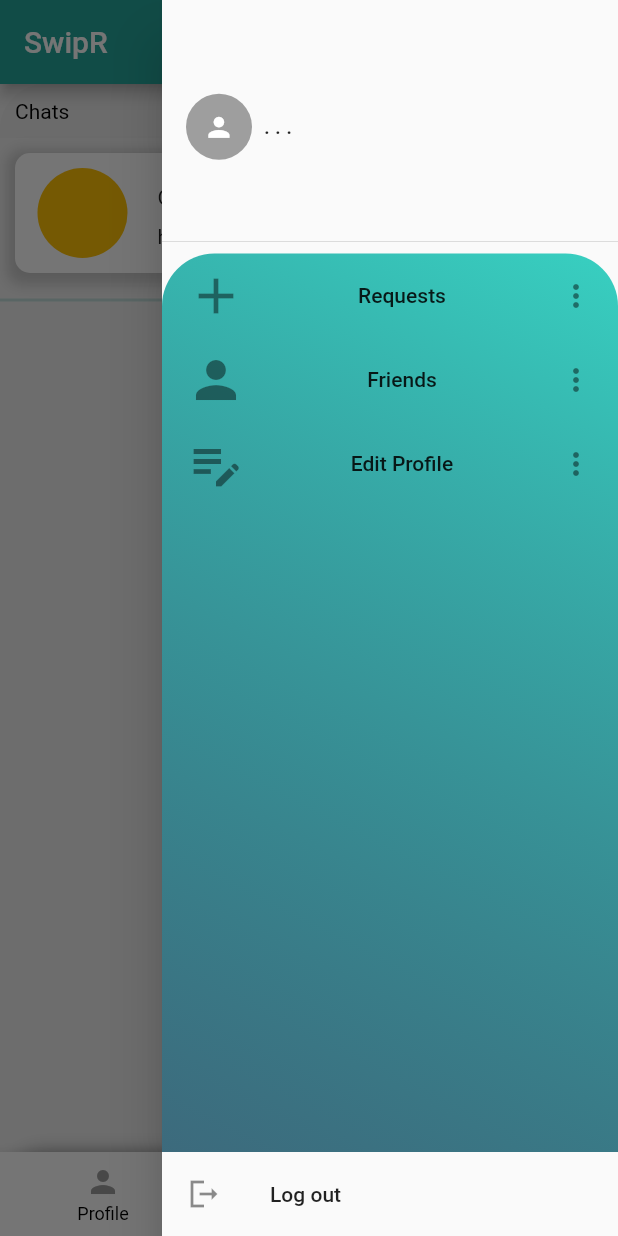
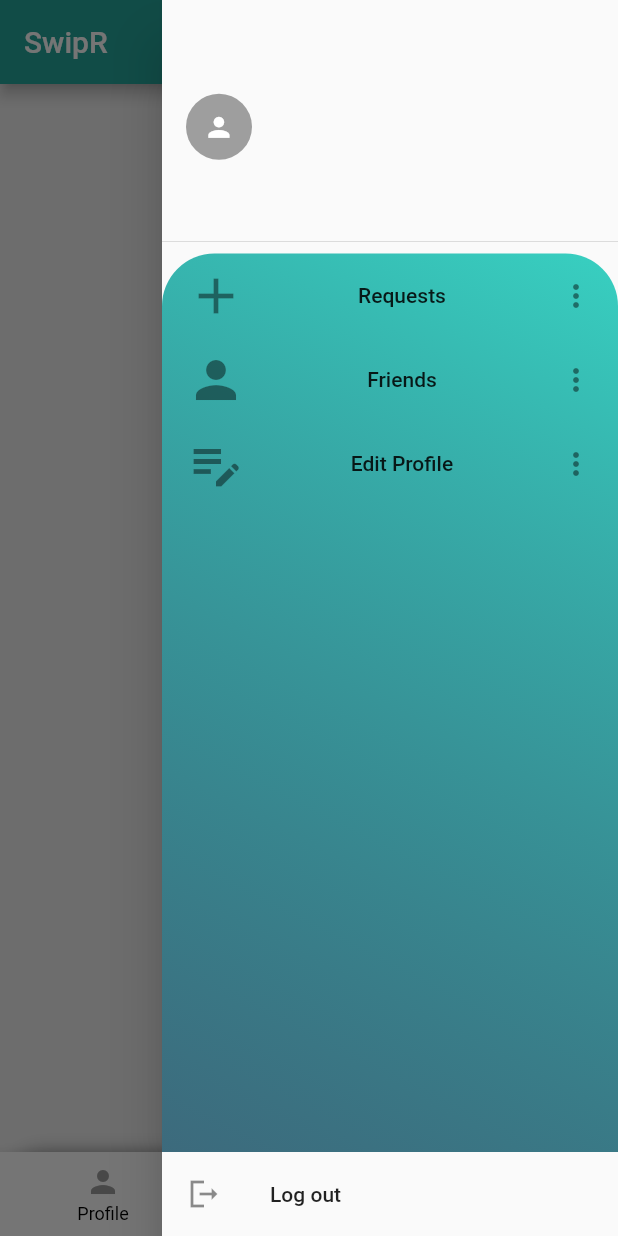
Before and after one commit to seannpenn/Team3-Swiper-app, a Flutter app: the screen it shows once a user with an empty profile is signed in, item 3 of the bottom bar chosen, with the side drawer open, on a phone screen of 412 x 824 dp. Run offline on Flutter 3.47's test engine with Material 2 defaults, Android fonts, the phone set to English and light mode, and no system bars; our stand-ins replace cloud_firestore, firebase_auth, firebase_core, firebase_storage, get_it, image_picker; missing offline and left inert: swipable_stack; accounts and stored records are empty.

Commit message:
chat home screen update

```diff
--- a/lib/src/controllers/user_controller.dart
+++ b/lib/src/controllers/user_controller.dart
@@ -8,20 +8,25 @@ import 'package:swiper_app/src/models/chat_user_model.dart';
 class UserController with ChangeNotifier {
 
   late StreamSubscription _userSub;
+  late StreamSubscription _threadSub;
   List<ChatUser> users = [];
+  List<ChatUser> threads = [];
 
   UserController() {
     _userSub = ChatUser.appUsers().listen(userCountHandler);
+    _threadSub = ChatUser.currentThreads().listen(userCountHandler);
   }
 
   @override
   void dispose() {
     _userSub.cancel();
+    _threadSub.cancel();
     super.dispose();
   }
 
   userCountHandler(List<ChatUser> update) {
     users = update;
+    threads = update;
     notifyListeners();
   }
 
--- a/lib/src/models/chat_user_model.dart
+++ b/lib/src/models/chat_user_model.dart
@@ -1,4 +1,6 @@
 import 'package:cloud_firestore/cloud_firestore.dart';
+import 'package:firebase_auth/firebase_auth.dart';
+import 'package:swiper_app/src/models/chat_message_model.dart';
 
 class ChatUser {
   final String uid, username, email, image, bio;
@@ -48,11 +50,7 @@ class ChatUser {
         'username': username,
         'email': email,
         'image': image,
-<<<<<<< HEAD
-        'bio' : bio,
-=======
         'bio': bio,
->>>>>>> seanpen
         'friends': friends,
         'request': request,
         'created': created,
@@ -93,8 +91,6 @@ class ChatUser {
     });
   }
 
-<<<<<<< HEAD
-=======
   Future addBio(String userBio) {
     return FirebaseFirestore.instance
         .collection('users')
@@ -102,7 +98,12 @@ class ChatUser {
         .update({"bio": userBio});
   }
 
->>>>>>> seanpen
+  Future sendMessageTest({required String message, required String receiptUser}) {
+    return FirebaseFirestore.instance.collection('users').doc(uid).collection('chats').doc(receiptUser).collection('messages').add(ChatMessage(
+            sentBy: FirebaseAuth.instance.currentUser!.uid, message: message,)
+        .json);
+  }
+
   static Stream<ChatUser> fromUidStream({required String uid}) {
     return FirebaseFirestore.instance
         .collection('users')
@@ -126,4 +127,11 @@ class ChatUser {
         .snapshots()
         .map(ChatUser.fromQuerySnap);
   }
+
+   static Stream<List<ChatUser>> currentThreads() {
+    return FirebaseFirestore.instance
+      .collection('users').doc(FirebaseAuth.instance.currentUser!.uid).collection('chats')
+      .snapshots()
+      .map(ChatUser.fromQuerySnap);
+   }
 }
--- a/lib/src/screens/chat/chat_home_screen.dart
+++ b/lib/src/screens/chat/chat_home_screen.dart
@@ -1,10 +1,12 @@
 import 'package:flutter/material.dart';
 import 'package:swiper_app/src/controllers/chat_controller.dart';
 import 'package:swiper_app/src/controllers/navigation/navigation_service.dart';
+import 'package:swiper_app/src/controllers/user_controller.dart';
 import 'package:swiper_app/src/models/chat_user_model.dart';
 import 'package:swiper_app/src/screens/chat/chat_screen.dart';
 
 import 'package:swiper_app/src/widgets/chat_card.dart';
+import 'package:swiper_app/src/widgets/thread_card.dart';
 
 import '../../../service_locators.dart';
 
@@ -18,7 +20,7 @@ class ChatHomeScreen extends StatefulWidget {
 
 class _ChatHomeScreenState extends State<ChatHomeScreen> {
   final ChatController _chatController = ChatController();
-
+  final UserController _userController = UserController();
   final ScrollController _scrollController = ScrollController();
   ChatCard? card;
   // int _selectedIndex = 0;
@@ -55,107 +57,25 @@ class _ChatHomeScreenState extends State<ChatHomeScreen> {
     return Scaffold(
       backgroundColor: Colors.grey[200],
       resizeToAvoidBottomInset: true,
-      body: SizedBox(
+      body: Container(
+        padding:
+            const EdgeInsets.only(left: 20, right: 20, top: 10, bottom: 10),
         height: MediaQuery.of(context).size.height,
         width: MediaQuery.of(context).size.width,
-        child: Stack(children: [
-          SingleChildScrollView(
-            // padding: const EdgeInsets.all(8),
-            controller: _scrollController,
-            child: Column(
-              children: [
-                Container(
-                  padding: EdgeInsets.all(10),
-                  // height: sizeV * 10,
-                  decoration: const BoxDecoration(
-                    color: Color.fromARGB(5, 0, 0, 0),
-                    borderRadius: BorderRadius.only(
-                      topLeft: Radius.circular(30),
-                      topRight: Radius.circular(30),
-                    ),
-                  ),
-                  child: Row(
-                    children: const [
-                      Text(
-                        'Chats',
-                        style: TextStyle(
-                          color: Color.fromARGB(255, 0, 0, 0),
-                        ),
-                      ),
+        child: Column(
+          children: [
+            AnimatedBuilder(
+                animation: _chatController,
+                builder: (context, Widget? w) {
+                  return Column(
+                    children: [
+                      for (ChatUser threads in _userController.threads)
+                        ThreadCard(user: threads,)
                     ],
-                  ),
-                ),
-                Padding(
-                  padding: const EdgeInsets.all(10.0),
-                  child: InkWell(
-                    splashColor: Colors.teal,
-                    onTap: () {
-                      locator<NavigationService>()
-                          .replaceLastRouteStackRecord(ChatScreen.route);
-
-                      Navigator.push(
-                        context,
-                        MaterialPageRoute(
-                            builder: (context) => const ChatScreen()),
-                      );
-                    },
-                    child: Container(
-                      padding: const EdgeInsets.fromLTRB(10, 10, 10, 10),
-                      decoration: BoxDecoration(
-                        color: Colors.white,
-                        borderRadius: const BorderRadius.all(
-                          Radius.circular(10),
-                        ),
-                        boxShadow: [
-                          BoxShadow(
-                            color: Colors.grey.withOpacity(0.5),
-                            spreadRadius: 5,
-                            blurRadius: 7,
-                            offset: const Offset(0, 3),
-                          )
-                        ],
-                      ),
-                      child: Row(
-                        children: [
-                          Padding(
-                            padding: const EdgeInsets.only(
-                              left: 5,
-                              right: 20,
-                            ),
-                            child: Container(
-                              width: 60,
-                              height: 60,
-                              decoration: const BoxDecoration(
-                                  shape: BoxShape.circle, color: Colors.amber),
-                            ),
-                          ),
-                          Column(
-                            crossAxisAlignment: CrossAxisAlignment.start,
-                            children: [
-                              const Padding(
-                                padding: EdgeInsets.only(top: 5),
-                                child: Text('Global Chat'),
-                              ),
-                              Container(
-                                width: 60,
-                                padding: const EdgeInsets.only(top: 10.0),
-                                child: const Text(
-                                  'hello',
-                                  overflow: TextOverflow.ellipsis,
-                                ),
-                              )
-                            ],
-                          ),
-                        ],
-                      ),
-                    ),
-                  ),
-                ),
-                Divider(color: Color.fromARGB(48, 0, 150, 135), thickness: 2),
-              ],
-            ),
-          )
-        ]),
+                  );
+                }),
+          ],
+        ),
       ),
     );
   }
```
Also changed, not shown: lib/src/screens/chat/chat_screen.dart (+22 -17 lines), lib/src/screens/profile/profile_screen.dart (+0 -57 lines), lib/src/widgets/thread_card.dart (added, +47 -0 lines).
